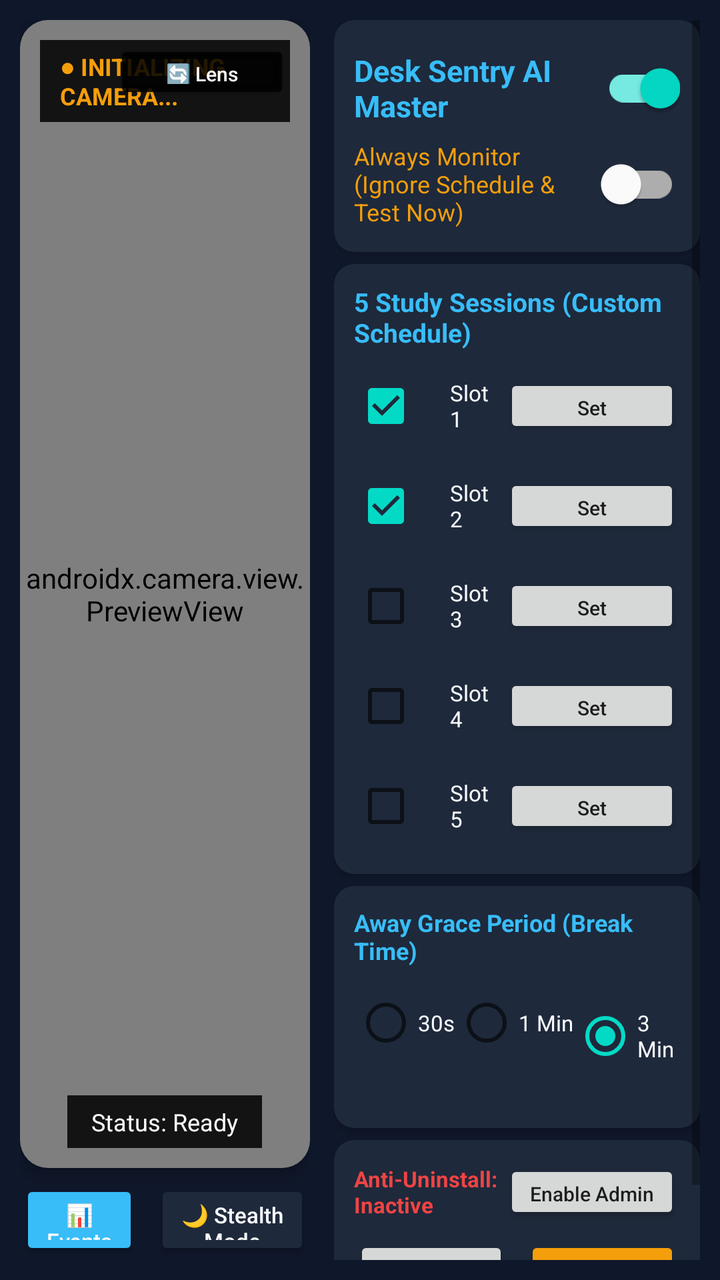
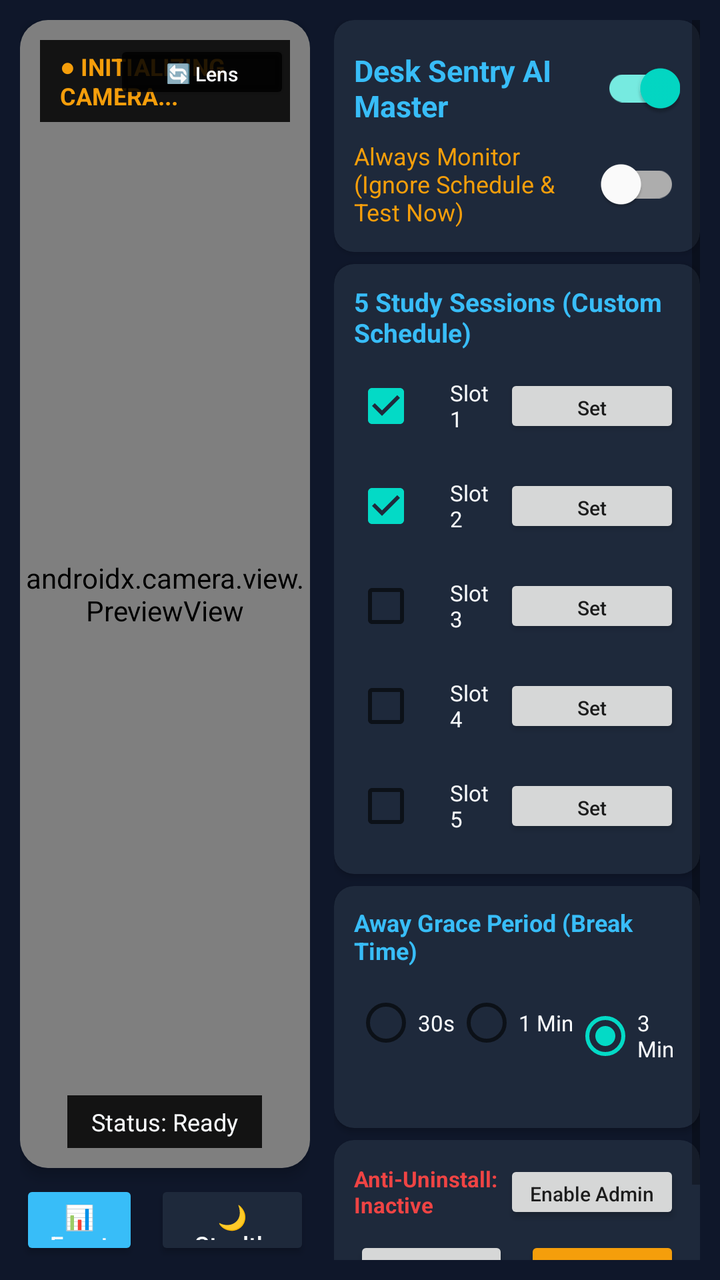

The first picture is an Android layout as it rendered before a commit; the second is the same layout after the commit. The layout source and the unified diff follow.
<!-- AndroidManifest.xml: application theme Theme.DeskSentry -->
<!-- res/layout/activity_main.xml -->
<?xml version="1.0" encoding="utf-8"?>
<FrameLayout xmlns:android="http://schemas.android.com/apk/res/android"
    xmlns:app="http://schemas.android.com/apk/res-auto"
    android:layout_width="match_parent"
    android:layout_height="match_parent"
    android:background="@color/bg_dark">

    
    <LinearLayout
        android:id="@+id/dashboardLayout"
        android:layout_width="match_parent"
        android:layout_height="match_parent"
        android:orientation="horizontal"
        android:padding="10dp">

        
        <LinearLayout
            android:layout_width="0dp"
            android:layout_height="match_parent"
            android:layout_weight="1"
            android:orientation="vertical"
            android:paddingEnd="6dp">

            <androidx.cardview.widget.CardView
                android:layout_width="match_parent"
                android:layout_height="0dp"
                android:layout_weight="1"
                app:cardCornerRadius="14dp"
                app:cardBackgroundColor="@color/card_dark"
                app:cardElevation="4dp">

                <FrameLayout
                    android:layout_width="match_parent"
                    android:layout_height="match_parent">

                    <androidx.camera.view.PreviewView
                        android:id="@+id/previewView"
                        android:layout_width="match_parent"
                        android:layout_height="match_parent" />

                    <TextView
                        android:id="@+id/tvLiveStatus"
                        android:layout_width="wrap_content"
                        android:layout_height="wrap_content"
                        android:layout_gravity="top|start"
                        android:layout_margin="10dp"
                        android:background="#D9000000"
                        android:paddingHorizontal="10dp"
                        android:paddingVertical="5dp"
                        android:text="● INITIALIZING CAMERA..."
                        android:textColor="@color/status_amber"
                        android:textSize="12sp"
                        android:textStyle="bold" />

                    <Button
                        android:id="@+id/btnFlipCamera"
                        android:layout_width="wrap_content"
                        android:layout_height="32dp"
                        android:layout_gravity="top|end"
                        android:layout_margin="10dp"
                        android:backgroundTint="#D9000000"
                        android:text="🔄 Lens"
                        android:textColor="@color/text_white"
                        android:textSize="10sp"
                        android:textAllCaps="false"
                        android:paddingHorizontal="8dp" />

                    <TextView
                        android:id="@+id/tvCountdown"
                        android:layout_width="wrap_content"
                        android:layout_height="wrap_content"
                        android:layout_gravity="bottom|center_horizontal"
                        android:layout_marginBottom="10dp"
                        android:background="#D9000000"
                        android:paddingHorizontal="12dp"
                        android:paddingVertical="5dp"
                        android:text="Status: Ready"
                        android:textColor="@color/text_white"
                        android:textSize="12sp" />
                </FrameLayout>
            </androidx.cardview.widget.CardView>

            
            <LinearLayout
                android:layout_width="match_parent"
                android:layout_height="wrap_content"
                android:orientation="horizontal"
                android:layout_marginTop="6dp">

                <Button
                    android:id="@+id/btnOpenEvents"
                    android:layout_width="0dp"
                    android:layout_height="40dp"
                    android:layout_weight="1"
                    android:text="📊 Events Log"
                    android:textAllCaps="false"
                    android:textColor="@color/text_white"
                    android:backgroundTint="@color/accent_blue"
                    android:textSize="11sp"
                    android:layout_marginEnd="4dp" />

                <Button
                    android:id="@+id/btnEnterStealth"
                    android:layout_width="0dp"
                    android:layout_height="40dp"
                    android:layout_weight="1.3"
                    android:text="🌙 Stealth Mode"
                    android:textAllCaps="false"
                    android:textColor="@color/text_white"
                    android:backgroundTint="@color/card_dark"
                    android:textSize="11sp"
                    android:layout_marginStart="4dp" />
            </LinearLayout>
        </LinearLayout>

        
        <ScrollView
            android:layout_width="0dp"
            android:layout_height="match_parent"
            android:layout_weight="1.25"
            android:paddingStart="6dp">

            <LinearLayout
                android:layout_width="match_parent"
                android:layout_height="wrap_content"
                android:orientation="vertical">

                <androidx.cardview.widget.CardView
                    android:layout_width="match_parent"
                    android:layout_height="wrap_content"
                    android:layout_marginBottom="6dp"
                    app:cardCornerRadius="10dp"
                    app:cardBackgroundColor="@color/card_dark">

                    <LinearLayout
                        android:layout_width="match_parent"
                        android:layout_height="wrap_content"
                        android:orientation="vertical"
                        android:padding="10dp">

                        <LinearLayout
                            android:layout_width="match_parent"
                            android:layout_height="wrap_content"
                            android:orientation="horizontal"
                            android:gravity="center_vertical">

                            <TextView
                                android:layout_width="0dp"
                                android:layout_height="wrap_content"
                                android:layout_weight="1"
                                android:text="Desk Sentry AI Master"
                                android:textColor="@color/accent_blue"
                                android:textSize="15sp"
                                android:textStyle="bold" />

                            <com.google.android.material.switchmaterial.SwitchMaterial
                                android:id="@+id/switchMasterSentry"
                                android:layout_width="wrap_content"
                                android:layout_height="wrap_content"
                                android:checked="true" />
                        </LinearLayout>

                        <com.google.android.material.switchmaterial.SwitchMaterial
                            android:id="@+id/switchAlwaysActive"
                            android:layout_width="match_parent"
                            android:layout_height="wrap_content"
                            android:text="Always Monitor (Ignore Schedule &amp; Test Now)"
                            android:textColor="@color/status_amber"
                            android:textSize="12sp" />
                    </LinearLayout>
                </androidx.cardview.widget.CardView>

                
                <androidx.cardview.widget.CardView
                    android:layout_width="match_parent"
                    android:layout_height="wrap_content"
                    android:layout_marginBottom="6dp"
                    app:cardCornerRadius="10dp"
                    app:cardBackgroundColor="@color/card_dark">

                    <LinearLayout
                        android:layout_width="match_parent"
                        android:layout_height="wrap_content"
                        android:orientation="vertical"
                        android:padding="10dp">

                        <TextView
                            android:layout_width="wrap_content"
                            android:layout_height="wrap_content"
                            android:text="5 Study Sessions (Custom Schedule)"
                            android:textColor="@color/accent_blue"
                            android:textSize="13sp"
                            android:textStyle="bold" />

                        
                        <LinearLayout
                            android:layout_width="match_parent"
                            android:layout_height="wrap_content"
                            android:gravity="center_vertical"
                            android:layout_marginTop="4dp">
                            <CheckBox
                                android:id="@+id/cbSlot1"
                                android:layout_width="wrap_content"
                                android:layout_height="wrap_content"
                                android:checked="true" />
                            <TextView
                                android:id="@+id/tvSlot1"
                                android:layout_width="0dp"
                                android:layout_height="wrap_content"
                                android:layout_weight="1"
                                android:text="Slot 1"
                                android:textColor="@color/text_white"
                                android:textSize="11sp" />
                            <Button
                                android:id="@+id/btnSetSlot1"
                                android:layout_width="wrap_content"
                                android:layout_height="32dp"
                                android:text="Set"
                                android:textSize="10sp"
                                android:textAllCaps="false"
                                android:paddingHorizontal="8dp" />
                        </LinearLayout>

                        
                        <LinearLayout
                            android:layout_width="match_parent"
                            android:layout_height="wrap_content"
                            android:gravity="center_vertical"
                            android:layout_marginTop="2dp">
                            <CheckBox
                                android:id="@+id/cbSlot2"
                                android:layout_width="wrap_content"
                                android:layout_height="wrap_content"
                                android:checked="true" />
                            <TextView
                                android:id="@+id/tvSlot2"
                                android:layout_width="0dp"
                                android:layout_height="wrap_content"
                                android:layout_weight="1"
                                android:text="Slot 2"
                                android:textColor="@color/text_white"
                                android:textSize="11sp" />
                            <Button
                                android:id="@+id/btnSetSlot2"
                                android:layout_width="wrap_content"
                                android:layout_height="32dp"
                                android:text="Set"
                                android:textSize="10sp"
                                android:textAllCaps="false"
                                android:paddingHorizontal="8dp" />
                        </LinearLayout>

                        
                        <LinearLayout
                            android:layout_width="match_parent"
                            android:layout_height="wrap_content"
                            android:gravity="center_vertical"
                            android:layout_marginTop="2dp">
                            <CheckBox
                                android:id="@+id/cbSlot3"
                                android:layout_width="wrap_content"
                                android:layout_height="wrap_content"
                                android:checked="false" />
                            <TextView
                                android:id="@+id/tvSlot3"
                                android:layout_width="0dp"
                                android:layout_height="wrap_content"
                                android:layout_weight="1"
                                android:text="Slot 3"
                                android:textColor="@color/text_white"
                                android:textSize="11sp" />
                            <Button
                                android:id="@+id/btnSetSlot3"
                                android:layout_width="wrap_content"
                                android:layout_height="32dp"
                                android:text="Set"
                                android:textSize="10sp"
                                android:textAllCaps="false"
                                android:paddingHorizontal="8dp" />
                        </LinearLayout>

                        
                        <LinearLayout
                            android:layout_width="match_parent"
                            android:layout_height="wrap_content"
                            android:gravity="center_vertical"
                            android:layout_marginTop="2dp">
                            <CheckBox
                                android:id="@+id/cbSlot4"
                                android:layout_width="wrap_content"
                                android:layout_height="wrap_content"
                                android:checked="false" />
                            <TextView
                                android:id="@+id/tvSlot4"
                                android:layout_width="0dp"
                                android:layout_height="wrap_content"
                                android:layout_weight="1"
                                android:text="Slot 4"
                                android:textColor="@color/text_white"
                                android:textSize="11sp" />
                            <Button
                                android:id="@+id/btnSetSlot4"
                                android:layout_width="wrap_content"
                                android:layout_height="32dp"
                                android:text="Set"
                                android:textSize="10sp"
                                android:textAllCaps="false"
                                android:paddingHorizontal="8dp" />
                        </LinearLayout>

                        
                        <LinearLayout
                            android:layout_width="match_parent"
                            android:layout_height="wrap_content"
                            android:gravity="center_vertical"
                            android:layout_marginTop="2dp">
                            <CheckBox
                                android:id="@+id/cbSlot5"
                                android:layout_width="wrap_content"
                                android:layout_height="wrap_content"
                                android:checked="false" />
                            <TextView
                                android:id="@+id/tvSlot5"
                                android:layout_width="0dp"
                                android:layout_height="wrap_content"
                                android:layout_weight="1"
                                android:text="Slot 5"
                                android:textColor="@color/text_white"
                                android:textSize="11sp" />
                            <Button
                                android:id="@+id/btnSetSlot5"
                                android:layout_width="wrap_content"
                                android:layout_height="32dp"
                                android:text="Set"
                                android:textSize="10sp"
                                android:textAllCaps="false"
                                android:paddingHorizontal="8dp" />
                        </LinearLayout>
                    </LinearLayout>
                </androidx.cardview.widget.CardView>

                
                <androidx.cardview.widget.CardView
                    android:layout_width="match_parent"
                    android:layout_height="wrap_content"
                    android:layout_marginBottom="6dp"
                    app:cardCornerRadius="10dp"
                    app:cardBackgroundColor="@color/card_dark">

                    <LinearLayout
                        android:layout_width="match_parent"
                        android:layout_height="wrap_content"
                        android:orientation="vertical"
                        android:padding="10dp">

                        <TextView
                            android:layout_width="wrap_content"
                            android:layout_height="wrap_content"
                            android:text="Away Grace Period (Break Time)"
                            android:textColor="@color/accent_blue"
                            android:textSize="12sp"
                            android:textStyle="bold" />

                        <RadioGroup
                            android:id="@+id/rgGracePeriod"
                            android:layout_width="match_parent"
                            android:layout_height="wrap_content"
                            android:orientation="horizontal"
                            android:layout_marginTop="4dp">

                            <RadioButton
                                android:id="@+id/rb30s"
                                android:layout_width="wrap_content"
                                android:layout_height="wrap_content"
                                android:text="30s"
                                android:textColor="@color/text_white"
                                android:textSize="11sp" />

                            <RadioButton
                                android:id="@+id/rb1m"
                                android:layout_width="wrap_content"
                                android:layout_height="wrap_content"
                                android:text="1 Min"
                                android:textColor="@color/text_white"
                                android:textSize="11sp" />

                            <RadioButton
                                android:id="@+id/rb3m"
                                android:layout_width="wrap_content"
                                android:layout_height="wrap_content"
                                android:checked="true"
                                android:text="3 Min"
                                android:textColor="@color/text_white"
                                android:textSize="11sp" />

                            <RadioButton
                                android:id="@+id/rb5m"
                                android:layout_width="wrap_content"
                                android:layout_height="wrap_content"
                                android:text="5 Min"
                                android:textColor="@color/text_white"
                                android:textSize="11sp" />
                        </RadioGroup>
                    </LinearLayout>
                </androidx.cardview.widget.CardView>

                
                <androidx.cardview.widget.CardView
                    android:layout_width="match_parent"
                    android:layout_height="wrap_content"
                    android:layout_marginBottom="6dp"
                    app:cardCornerRadius="10dp"
                    app:cardBackgroundColor="@color/card_dark">

                    <LinearLayout
                        android:layout_width="match_parent"
                        android:layout_height="wrap_content"
                        android:orientation="vertical"
                        android:padding="10dp">

                        <LinearLayout
                            android:layout_width="match_parent"
                            android:layout_height="wrap_content"
                            android:orientation="horizontal"
                            android:gravity="center_vertical">

                            <TextView
                                android:id="@+id/tvAdminStatus"
                                android:layout_width="0dp"
                                android:layout_height="wrap_content"
                                android:layout_weight="1"
                                android:text="Anti-Uninstall: Inactive"
                                android:textColor="@color/status_red"
                                android:textSize="11sp"
                                android:textStyle="bold" />

                            <Button
                                android:id="@+id/btnActivateAdmin"
                                android:layout_width="wrap_content"
                                android:layout_height="32dp"
                                android:text="Enable Admin"
                                android:textSize="10sp"
                                android:textAllCaps="false"
                                android:paddingHorizontal="8dp" />
                        </LinearLayout>

                        <LinearLayout
                            android:layout_width="match_parent"
                            android:layout_height="wrap_content"
                            android:orientation="horizontal"
                            android:layout_marginTop="6dp">

                            <Button
                                android:id="@+id/btnChangePin"
                                android:layout_width="0dp"
                                android:layout_height="36dp"
                                android:layout_weight="1"
                                android:text="Change PIN"
                                android:textSize="11sp"
                                android:textAllCaps="false"
                                android:layout_marginEnd="4dp" />

                            <Button
                                android:id="@+id/btnTestAlarm"
                                android:layout_width="0dp"
                                android:layout_height="36dp"
                                android:layout_weight="1"
                                android:text="Test Alarm"
                                android:textSize="11sp"
                                android:textAllCaps="false"
                                android:layout_marginStart="4dp"
                                android:backgroundTint="@color/status_amber" />
                        </LinearLayout>
                    </LinearLayout>
                </androidx.cardview.widget.CardView>

            </LinearLayout>
        </ScrollView>
    </LinearLayout>

    
    <LinearLayout
        android:id="@+id/stealthOverlay"
        android:layout_width="match_parent"
        android:layout_height="match_parent"
        android:background="#000000"
        android:clickable="true"
        android:focusable="true"
        android:gravity="center"
        android:orientation="vertical"
        android:visibility="gone">

        <TextClock
            android:layout_width="wrap_content"
            android:layout_height="wrap_content"
            android:format12Hour="hh:mm a"
            android:format24Hour="HH:mm"
            android:textColor="#333333"
            android:textSize="48sp"
            android:textStyle="bold" />

        <TextView
            android:layout_width="wrap_content"
            android:layout_height="wrap_content"
            android:layout_marginTop="8dp"
            android:text="● Desk Sentry Armed (OLED Power Saver)"
            android:textColor="#333333"
            android:textSize="14sp" />

        <TextView
            android:layout_width="wrap_content"
            android:layout_height="wrap_content"
            android:layout_marginTop="16dp"
            android:text="[ Double Tap anywhere to Unlock / Stop Alarm ]"
            android:textColor="#222222"
            android:textSize="12sp" />
    </LinearLayout>

</FrameLayout>
<!-- resources referenced by this layout -->
<resources>
  <color name="accent_blue">#38BDF8</color>
  <color name="bg_dark">#0F172A</color>
  <color name="card_dark">#1E293B</color>
  <color name="status_amber">#F59E0B</color>
  <color name="status_red">#EF4444</color>
  <color name="text_white">#F8FAFC</color>
  <style name="Theme.DeskSentry" parent="Theme.MaterialComponents.DayNight.NoActionBar">
          <item name="android:statusBarColor">@color/bg_dark</item>
          <item name="android:navigationBarColor">@color/bg_dark</item>
          <item name="android:windowBackground">@color/bg_dark</item>
      </style>
</resources>

<!-- the commit's change to res/layout/activity_main.xml (unified diff, before → after) -->
@@ -92,11 +92,11 @@
                     android:layout_width="0dp"
                     android:layout_height="40dp"
                     android:layout_weight="1"
-                    android:text="📊 Events Log"
+                    android:text="📊 Events"
                     android:textAllCaps="false"
                     android:textColor="@color/text_white"
                     android:backgroundTint="@color/accent_blue"
-                    android:textSize="11sp"
+                    android:textSize="12sp"
                     android:layout_marginEnd="4dp" />
 
                 <Button
@@ -108,7 +108,7 @@
                     android:textAllCaps="false"
                     android:textColor="@color/text_white"
                     android:backgroundTint="@color/card_dark"
-                    android:textSize="11sp"
+                    android:textSize="12sp"
                     android:layout_marginStart="4dp" />
             </LinearLayout>
         </LinearLayout>
